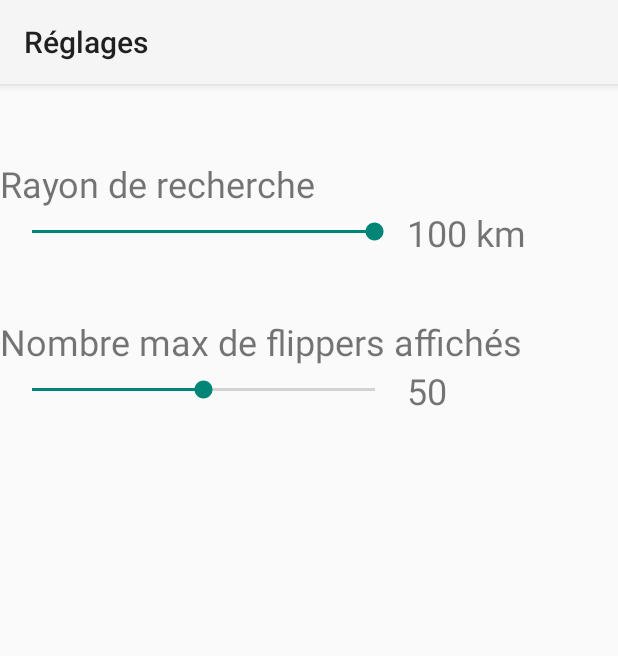
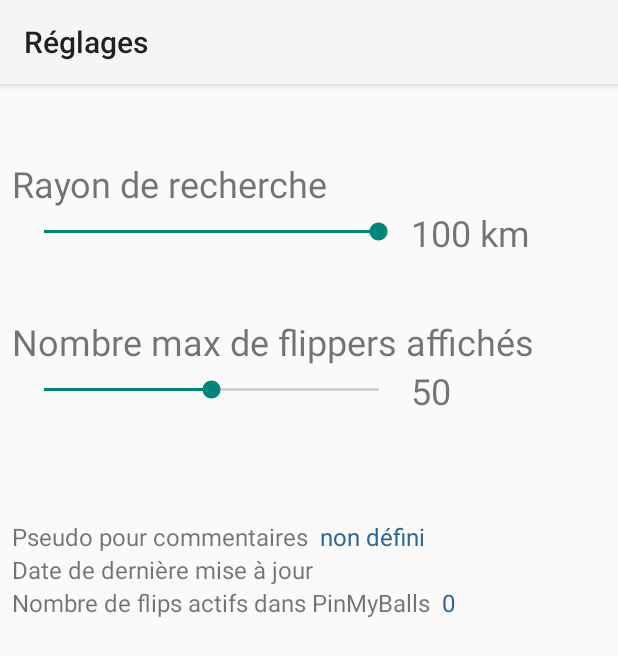
Before and after one commit to e5ky0/FlipperFinderApp, an Android app: the PagePreferences screen opened directly, with no data from a screen before it, on a phone screen of 412 x 824 dp. Shown: the top 656 px of the screen. Run offline under Robolectric (Android 15) with nearby library versions, the phone set to English and light mode, and no system bars.

Commit message:
Layout improvements & Flip Actif display
Minor improvement of layout
Display of information in PagePreference including count of Flips Actifs

```diff
--- a/app/src/main/java/com/pinmyballs/AsyncTaskMajDatabase.java
+++ b/app/src/main/java/com/pinmyballs/AsyncTaskMajDatabase.java
@@ -7,6 +7,7 @@ import android.content.SharedPreferences;
 import android.content.SharedPreferences.Editor;
 import android.os.AsyncTask;
 import android.support.v7.app.AppCompatActivity;
+import android.widget.TextView;
 import android.widget.Toast;
 
 import java.text.DateFormat;
@@ -59,11 +60,12 @@ public class AsyncTaskMajDatabase extends AsyncTask<Object, Void, Boolean> {
 			retourMaj = globalService.majBaseAvecNouveaute(mContext, dateDerniereMajString);
 
 			if (retourMaj != null){
-				// La màj s'est bien passée, on mémorise la date de mise à jour.
+				// La màj s'est bien passée, on mémorise la date de mise à jour dans les Préférences.
 				DateFormat df = new SimpleDateFormat("yyyy/MM/dd", Locale.FRANCE);
 				Date today = Calendar.getInstance().getTime();
 				String dateDuJour = df.format(today);
 				editor.putString(PagePreferences.KEY_PREFERENCES_DATE_LAST_UPDATE, dateDuJour);
+				editor.putString(PagePreferences.KEY_PREFERENCES_DATABASE_VERSION, String.valueOf(FlipperDatabaseHandler.DATABASE_VERSION));
 				editor.commit();
 			}
 		} catch (InterruptedException ie){
@@ -88,7 +90,7 @@ public class AsyncTaskMajDatabase extends AsyncTask<Object, Void, Boolean> {
 		mDialog.dismiss();
 
 		// S'il y a eu une exception, on affiche le message d'erreur et on se casse
-		if (result == false){
+		if (!result){
 			Toast toast = Toast.makeText(mContext, mContext.getResources().getString(R.string.toastMajEchec), Toast.LENGTH_SHORT);
 			toast.show();
 			return;
--- a/app/src/main/java/com/pinmyballs/PageInfoFlipperPager.java
+++ b/app/src/main/java/com/pinmyballs/PageInfoFlipperPager.java
@@ -8,6 +8,7 @@ import android.support.v4.view.ViewPager;
 import android.support.v7.app.ActionBar;
 import android.support.v7.app.ActionBar.Tab;
 import android.support.v7.app.ActionBarActivity;
+import android.support.v7.app.AppCompatActivity;
 import android.view.Window;
 import android.widget.TextView;
 
@@ -17,7 +18,7 @@ import com.pinmyballs.fragment.FragmentCommentaireFlipper;
 import com.pinmyballs.fragment.InfoFlipperPagerAdapter;
 import com.pinmyballs.metier.Flipper;
 
-public class PageInfoFlipperPager extends ActionBarActivity  {
+public class PageInfoFlipperPager extends AppCompatActivity {
 
 	public final static String INTENT_FLIPPER_ONGLET_DEFAUT = "com.pinmyballs.PageInfoFlipperPager.INTENT_FLIPPER_ONGLET_DEFAUT";
 
@@ -43,6 +44,7 @@ public class PageInfoFlipperPager extends ActionBarActivity  {
 
 		/** Getting a reference to action bar of this activity */
 		mActionbar = getSupportActionBar();
+
 
 		Intent actionsIntent = new Intent(this, FragmentActionsFlipper.class);
 		actionsIntent.putExtra(PageCarteFlipper.INTENT_FLIPPER_POUR_INFO,flipper);
@@ -120,7 +122,7 @@ public class PageInfoFlipperPager extends ActionBarActivity  {
 
 		/** Creating fragment3 Tab */
 		tab = mActionbar.newTab()
-			.setText("Commentaires")
+			.setText("Avis")
 			.setTabListener(tabListener);
 
 		mActionbar.addTab(tab);
--- a/app/src/main/java/com/pinmyballs/PageListeResultat.java
+++ b/app/src/main/java/com/pinmyballs/PageListeResultat.java
@@ -121,7 +121,7 @@ public class PageListeResultat extends Activity {
             }
         };
 
-        if (!myLocation.checkLocationPermission(this)) {
+        if (!MyLocation.checkLocationPermission(this)) {
             return;
         }
 
--- a/app/src/main/java/com/pinmyballs/PageListeResultatTournois.java
+++ b/app/src/main/java/com/pinmyballs/PageListeResultatTournois.java
@@ -86,7 +86,7 @@ public class PageListeResultatTournois extends ActionBarActivity {
 			}
 		};
 
-        if (!myLocation.checkLocationPermission(this)) {
+        if (!MyLocation.checkLocationPermission(this)) {
             return;
         }
 
--- a/app/src/main/java/com/pinmyballs/PagePreferences.java
+++ b/app/src/main/java/com/pinmyballs/PagePreferences.java
@@ -5,19 +5,25 @@ import android.content.SharedPreferences.Editor;
 import android.os.Bundle;
 import android.support.v7.app.ActionBar;
 import android.support.v7.app.ActionBarActivity;
+import android.support.v7.app.AppCompatActivity;
 import android.widget.SeekBar;
 import android.widget.SeekBar.OnSeekBarChangeListener;
 import android.widget.TextView;
 
-public class PagePreferences extends ActionBarActivity {
+import com.pinmyballs.database.DAOBase;
+import com.pinmyballs.database.dao.FlipperDAO;
+import com.pinmyballs.service.GlobalService;
+import com.pinmyballs.service.base.BaseFlipperService;
+import com.pinmyballs.service.parse.ParseFlipperService;
+
+public class PagePreferences extends AppCompatActivity {
 
 	public static final String KEY_PREFERENCES_RAYON = "rayonRecherche";
 	public static final String KEY_PREFERENCES_MAX_RESULT = "listeMaxResult";
 	public static final String KEY_PSEUDO_FULL = "fullPseudo";
 	public static final String KEY_PREFERENCES_DATE_LAST_UPDATE = "dateLastUpdate";
+	public static final String KEY_PREFERENCES_DATABASE_VERSION = "";
 	public static final String PREFERENCES_FILENAME = "FlipperLocPrefs.txt";
-
-
 
 	public static final int DEFAULT_VALUE_RAYON = 100;
 	public static final int DEFAULT_VALUE_NB_MAX_LISTE = 50;
@@ -28,6 +34,11 @@ public class PagePreferences extends ActionBarActivity {
 	TextView tvRayon;
 	TextView tvNbMaxListe;
 
+	TextView pseudo;
+	TextView datedernieremaj;
+	TextView nbflips;
+
+
 	ActionBar mActionbar;
 	SharedPreferences settings;
 
@@ -37,10 +48,12 @@ public class PagePreferences extends ActionBarActivity {
 
 		setContentView(R.layout.activity_preferences);
 
+
 		// Affichage du header
 		mActionbar = getSupportActionBar();
 
 		mActionbar.setTitle(R.string.headerPreferences);
+        settings = getSharedPreferences(PagePreferences.PREFERENCES_FILENAME, 0);
 
 		seekBarRayon = (SeekBar) findViewById(R.id.seekBarRayon);
 		seekBarNbMaxListe = (SeekBar) findViewById(R.id.seekBarNbMax);
@@ -48,8 +61,16 @@ public class PagePreferences extends ActionBarActivity {
 		tvRayon = (TextView) findViewById(R.id.TVRayon);
 		tvNbMaxListe = (TextView) findViewById(R.id.TVMaxResult);
 
+		pseudo = (TextView) findViewById(R.id.pseudo);
+		pseudo.setText(settings.getString(PagePreferences.KEY_PSEUDO_FULL, "non défini"));
+		datedernieremaj = (TextView) findViewById(R.id.datedernieremaj);
+        datedernieremaj.setText(settings.getString(PagePreferences.KEY_PREFERENCES_DATE_LAST_UPDATE, ""));
+		nbflips =(TextView) findViewById(R.id.nbflips);
+
+		GlobalService globalService = new GlobalService();
+		nbflips.setText(globalService.getNbFlips(getApplicationContext()));
+
 		settings = getSharedPreferences(PREFERENCES_FILENAME, 0);
-
 
 
 		int rayon = settings.getInt(KEY_PREFERENCES_RAYON, DEFAULT_VALUE_RAYON);
--- a/app/src/main/java/com/pinmyballs/PageSignalement.java
+++ b/app/src/main/java/com/pinmyballs/PageSignalement.java
@@ -148,7 +148,7 @@ public class PageSignalement extends ActionBarActivity {
 			}
 		};
 
-		if (!myLocation.checkLocationPermission(this)) {
+		if (!MyLocation.checkLocationPermission(this)) {
 			return;
 		}
 
--- a/app/src/main/java/com/pinmyballs/database/dao/FlipperDAO.java
+++ b/app/src/main/java/com/pinmyballs/database/dao/FlipperDAO.java
@@ -50,6 +50,26 @@ public class FlipperDAO extends DAOBase {
 
 		return listeRetour;
 	}
+
+	public String getNbFlipperActif(){
+		String NbFlip = "";
+
+		//Cursor cursor = mDb.rawQuery("SELECT * FROM " + FlipperDatabaseHandler.FLIPPER_TABLE_NAME
+		//							+ " WHERE " + FlipperDatabaseHandler.FLIPPER_ACTIF  + " = " + "1", null);
+
+		Cursor cursor = mDb.rawQuery("SELECT COUNT(*) FROM " + FlipperDatabaseHandler.FLIPPER_TABLE_NAME
+				+ " WHERE " + FlipperDatabaseHandler.FLIPPER_ACTIF  + " = " + "1", null);
+		cursor.moveToFirst();
+		NbFlip = String.valueOf(cursor.getInt(0));
+
+		cursor.close();
+
+		return NbFlip;
+	}
+
+
+
+
 
 	public Flipper getFlipperById(long idFlipper){
 		Flipper flipperRetour = null;
--- a/app/src/main/java/com/pinmyballs/service/GlobalService.java
+++ b/app/src/main/java/com/pinmyballs/service/GlobalService.java
@@ -56,6 +56,18 @@ public class GlobalService {
 		return listeRetour;
 
 	}
+
+	public String getNbFlips(Context pContext){
+		String N = "";
+		BaseFlipperService baseFlipperService = new BaseFlipperService();
+		N = baseFlipperService.NombreFlipperActifs(pContext);
+		return N;
+
+	}
+
+
+
+
 
 	public String majBaseAvecNouveaute(Context pContext, String dateDerniereMaj) throws InterruptedException{
 
@@ -193,6 +205,10 @@ public class GlobalService {
 		baseTournoiService.initListeTournoi(returnList, db);
 	}
 
+
+
+
+
 	public void reinitDatabase(SQLiteDatabase db){
 		populateModele(db);
 		populateEnseigne(db);
--- a/app/src/main/java/com/pinmyballs/service/base/BaseFlipperService.java
+++ b/app/src/main/java/com/pinmyballs/service/base/BaseFlipperService.java
@@ -1,12 +1,14 @@
 package com.pinmyballs.service.base;
 
 import android.content.Context;
+import android.database.DatabaseUtils;
 import android.database.sqlite.SQLiteDatabase;
 import android.graphics.PointF;
 
 import java.util.ArrayList;
 import java.util.List;
 
+import com.pinmyballs.database.FlipperDatabaseHandler;
 import com.pinmyballs.database.dao.FlipperDAO;
 import com.pinmyballs.metier.Flipper;
 
@@ -30,6 +32,18 @@ public class BaseFlipperService {
 
 		return listeRetour;
 	}
+
+	public String NombreFlipperActifs(Context pContext){
+		String nb;
+
+		FlipperDAO flipperDao = new FlipperDAO(pContext);
+			flipperDao.open();
+			nb = flipperDao.getNbFlipperActif();
+			flipperDao.close();
+
+		return nb;
+	}
+
 
 	public Flipper getFlipperById(Context pContext, long idFlipper){
 		Flipper flipperRetour = null;
--- a/app/src/main/res/layout/activity_preferences.xml
+++ b/app/src/main/res/layout/activity_preferences.xml
@@ -4,7 +4,8 @@
     android:layout_width="fill_parent"
     android:layout_height="fill_parent"
     android:orientation="vertical"
-    tools:context=".PagePreferences" >
+    android:paddingLeft="8dp"
+    tools:context=".PagePreferences">
 
     <TextView
         android:layout_width="wrap_content"
@@ -16,7 +17,7 @@
     <LinearLayout
         android:layout_width="fill_parent"
         android:layout_height="wrap_content"
-        android:orientation="horizontal" >
+        android:orientation="horizontal">
 
         <SeekBar
             android:id="@+id/seekBarRayon"
@@ -46,7 +47,7 @@
     <LinearLayout
         android:layout_width="fill_parent"
         android:layout_height="wrap_content"
-        android:orientation="horizontal" >
+        android:orientation="horizontal">
 
         <SeekBar
             android:id="@+id/seekBarNbMax"
@@ -66,4 +67,81 @@
             android:textSize="24sp" />
     </LinearLayout>
 
+    <LinearLayout
+        android:layout_width="match_parent"
+        android:layout_height="wrap_content"
+        android:orientation="vertical"
+        android:paddingTop="70dp">
+
+        <LinearLayout
+            android:layout_width="match_parent"
+            android:layout_height="wrap_content"
+            android:orientation="horizontal">
+
+            <TextView
+                android:id="@+id/pseudotext"
+                android:layout_width="wrap_content"
+                android:layout_height="wrap_content"
+                android:text="@string/Pseudo"
+                android:textSize="16sp" />
+
+            <TextView
+                android:id="@+id/pseudo"
+                android:layout_width="wrap_content"
+                android:layout_height="wrap_content"
+                android:layout_marginLeft="8dp"
+                android:text="TextView"
+                android:textColor="@color/appirator_button_end_color"
+                android:textSize="16sp" />
+
+        </LinearLayout>
+
+        <LinearLayout
+            android:layout_width="match_parent"
+            android:layout_height="wrap_content"
+            android:layout_weight="1"
+            android:orientation="horizontal">
+
+            <TextView
+                android:id="@+id/datemajtext"
+                android:layout_width="wrap_content"
+                android:layout_height="wrap_content"
+                android:text="@string/DateLastMaj"
+                android:textSize="16sp" />
+
+            <TextView
+                android:id="@+id/datedernieremaj"
+                android:layout_width="wrap_content"
+                android:layout_height="wrap_content"
+                android:layout_marginLeft="8dp"
+                android:text="TextView"
+                android:textColor="@color/appirator_button_end_color"
+                android:textSize="16sp" />
+
+        </LinearLayout>
+
+        <LinearLayout
+            android:layout_width="match_parent"
+            android:layout_height="wrap_content"
+            android:orientation="horizontal">
+
+            <TextView
+                android:id="@+id/nbflipstext"
+                android:layout_width="wrap_content"
+                android:layout_height="wrap_content"
+                android:text="@string/NbreFlipsActifs"
+                android:textSize="16sp" />
+
+            <TextView
+                android:id="@+id/nbflips"
+                android:layout_width="wrap_content"
+                android:layout_height="wrap_content"
+                android:layout_marginLeft="8dp"
+                android:text="TextView"
+                android:textColor="@color/appirator_button_end_color"
+                android:textSize="16sp" />
+        </LinearLayout>
+
+    </LinearLayout>
+
 </LinearLayout>
--- a/app/src/main/res/values/appirater-settings.xml
+++ b/app/src/main/res/values/appirater-settings.xml
@@ -17,6 +17,6 @@
     <bool name="appirator_test_mode">false</bool>
     <!-- Change modify button colors -->
     <color name="appirator_button_start_color">#ff449def</color>
-    <color name="appirator_button_end_color">#ff2f6699</color>
+    <color name="appirator_button_end_color">#2f6699</color>
     <color name="appirator_button_text_color">#ffffffff</color>
 </resources>
--- a/app/src/main/res/values/strings.xml
+++ b/app/src/main/res/values/strings.xml
@@ -99,11 +99,17 @@
 
     <string  name="dialogMajDBNeededTitle">Mise à jour recommandée</string>
     <string  name="dialogMajDBNeeded">Votre base de flipper date de plus de %1d jours. Voulez-vous la mettre à jour avec les dernières contributions?</string>
+    <string  name="dialogMajDBNeeded2">Votre base de flipper est obsolète. Voulez-vous la mettre à jour avec les dernières contributions?</string>
     <string  name="dialogMajDBNeededOK">Avec plaisir!</string>
     <string  name="dialogMajDBLater">Plus tard...</string>
     <string  name="dialogMajDBTitle">Mise à jour</string>
     <string  name="dialogMajDBMEssage">Chargement des mises à jour. Merci de patienter :-)</string>
 
+    <string  name="info">Cette app est la reprise de Flipper Finder</string>
+
+    <string  name="NbreFlipsActifs">Nombre de flips actifs dans PinMyBalls</string>
+    <string  name="DateLastMaj">Date de dernière mise à jour</string>
+    <string  name="Pseudo">Pseudo pour commentaires</string>
 
     <string  name="toastChangeModelePasPossibleReseau">Impossible de modifier le modèle. Vous devez être connecté à Internet !</string>
 
```
Also changed, not shown: app/src/main/java/com/pinmyballs/AsyncTaskInitDatabase.java (+5 -3 lines), app/src/main/res/layout/activity_info_flipper.xml (+16 -15 lines), app/src/main/res/layout/activity_main.xml (+7 -6 lines), app/src/main/res/layout/fragment_action_flipper.xml (+51 -18 lines).
